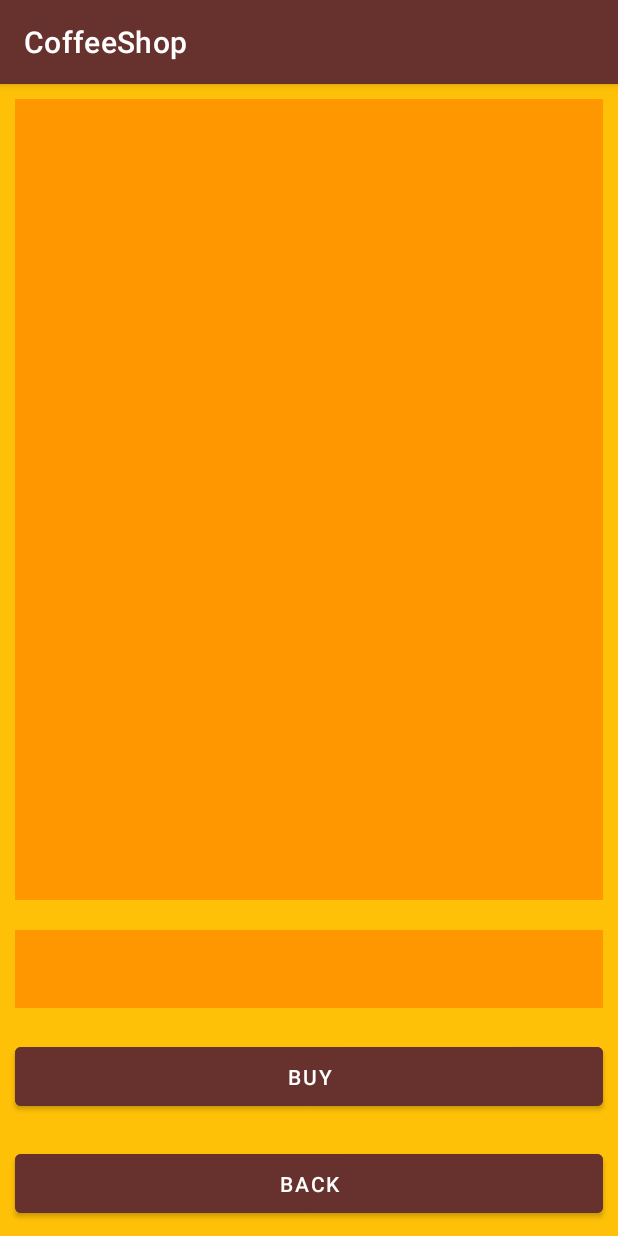
After one commit to graphorismo/CoffeeShop, an Android app: the CartActivity screen opened directly, with no data from a screen before it, on a phone screen of 412 x 824 dp. The commit adds this screen. Run offline under Robolectric (Android 15) with nearby library versions, the phone set to English and light mode, and no system bars.

Commit message:
Add a cart activity with a basic design. Fix login activity orientation to portrait. Add products activity into manifest.

```diff
--- /dev/null
+++ b/app/src/main/java/ru/graphorismo/coffeeshop/ui/cart/CartActivity.kt
@@ -0,0 +1,12 @@
+package ru.graphorismo.coffeeshop.ui.cart
+
+import androidx.appcompat.app.AppCompatActivity
+import android.os.Bundle
+import ru.graphorismo.coffeeshop.R
+
+class CartActivity : AppCompatActivity() {
+    override fun onCreate(savedInstanceState: Bundle?) {
+        super.onCreate(savedInstanceState)
+        setContentView(R.layout.activity_cart)
+    }
+}
--- /dev/null
+++ b/app/src/main/res/drawable/ic_baseline_shopping_cart_24.xml
@@ -0,0 +1,5 @@
+<vector android:height="24dp" android:tint="#000000"
+    android:viewportHeight="24" android:viewportWidth="24"
+    android:width="24dp" xmlns:android="http://schemas.android.com/apk/res/android">
+    <path android:fillColor="@android:color/white" android:pathData="M7,18c-1.1,0 -1.99,0.9 -1.99,2S5.9,22 7,22s2,-0.9 2,-2 -0.9,-2 -2,-2zM1,2v2h2l3.6,7.59 -1.35,2.45c-0.16,0.28 -0.25,0.61 -0.25,0.96 0,1.1 0.9,2 2,2h12v-2L7.42,15c-0.14,0 -0.25,-0.11 -0.25,-0.25l0.03,-0.12 0.9,-1.63h7.45c0.75,0 1.41,-0.41 1.75,-1.03l3.58,-6.49c0.08,-0.14 0.12,-0.31 0.12,-0.48 0,-0.55 -0.45,-1 -1,-1L5.21,4l-0.94,-2L1,2zM17,18c-1.1,0 -1.99,0.9 -1.99,2s0.89,2 1.99,2 2,-0.9 2,-2 -0.9,-2 -2,-2z"/>
+</vector>
--- /dev/null
+++ b/app/src/main/res/layout/activity_cart.xml
@@ -0,0 +1,41 @@
+<?xml version="1.0" encoding="utf-8"?>
+<LinearLayout
+    xmlns:android="http://schemas.android.com/apk/res/android"
+    xmlns:app="http://schemas.android.com/apk/res-auto"
+    xmlns:tools="http://schemas.android.com/tools"
+    android:layout_width="match_parent"
+    android:layout_height="match_parent"
+    android:background="@color/yellow"
+    android:orientation="vertical">
+
+    <androidx.recyclerview.widget.RecyclerView
+        android:layout_width="match_parent"
+        android:layout_height="match_parent"
+        android:layout_weight="0.2"
+        android:layout_margin="10dp"
+        android:background="@color/orange"/>
+
+    <TextView
+        android:layout_width="match_parent"
+        android:layout_height="match_parent"
+        android:layout_weight="0.65"
+        android:layout_margin="10dp"
+        android:background="@color/orange"/>
+
+    <Button
+        android:layout_width="match_parent"
+        android:layout_height="match_parent"
+        android:layout_weight="0.65"
+        android:text="BUY"
+        android:backgroundTint="@color/coffee"
+        android:layout_margin="10dp"/>
+
+    <Button
+        android:layout_width="match_parent"
+        android:layout_height="match_parent"
+        android:layout_weight="0.65"
+        android:text="BACK"
+        android:backgroundTint="@color/coffee"
+        android:layout_margin="10dp"/>
+
+</LinearLayout>
```
Also changed, not shown: app/src/main/AndroidManifest.xml (+8 -1 lines), app/src/main/res/layout/activity_products.xml (+19 -0 lines).
